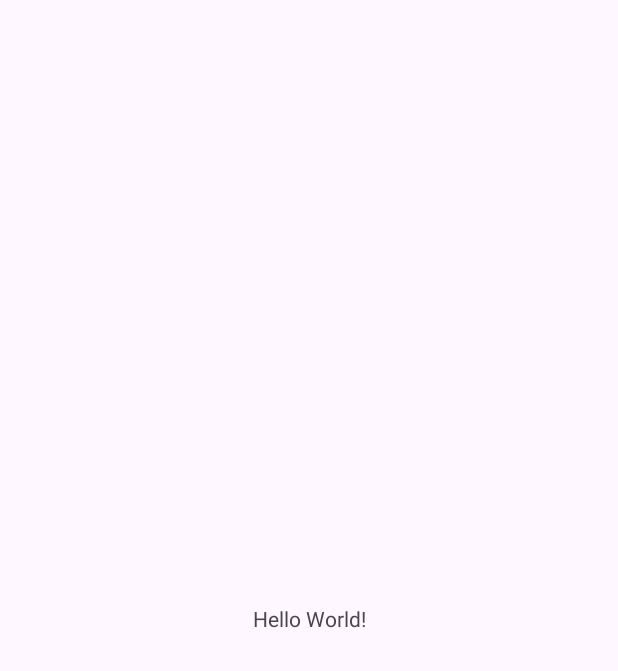
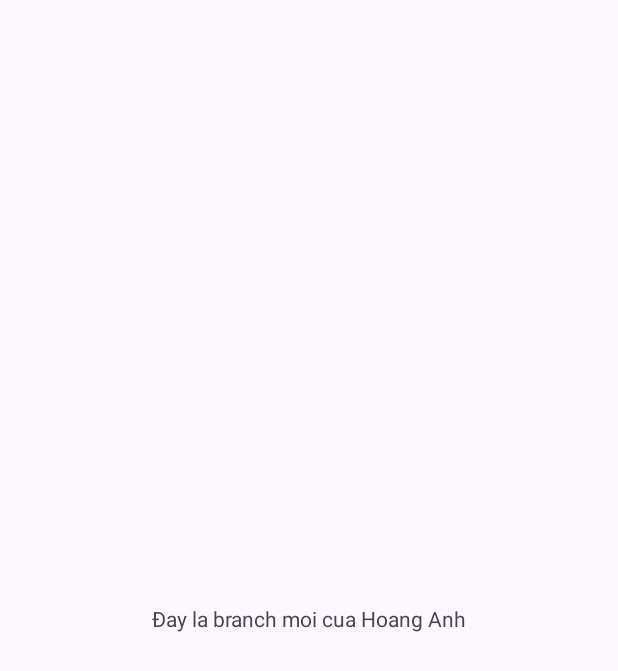
Before and after one commit to LOWERCASE-USERNAME/DocTruyenApplication, an Android app: the screen it shows after launch (MainActivity), on a phone screen of 412 x 824 dp. Before the commit the part shown is almost empty. Shown: the top 671 px of the screen. Run offline under Robolectric (Android 15) with nearby library versions, the light colour scheme and no system bars.

Commit message:
Tao thu branch moi

```diff
--- a/app/src/main/res/layout/activity_main.xml
+++ b/app/src/main/res/layout/activity_main.xml
@@ -10,7 +10,7 @@
     <TextView
         android:layout_width="wrap_content"
         android:layout_height="wrap_content"
-        android:text="Hello World!"
+        android:text="Đay la branch moi cua Hoang Anh"
         app:layout_constraintBottom_toBottomOf="parent"
         app:layout_constraintEnd_toEndOf="parent"
         app:layout_constraintStart_toStartOf="parent"
```
